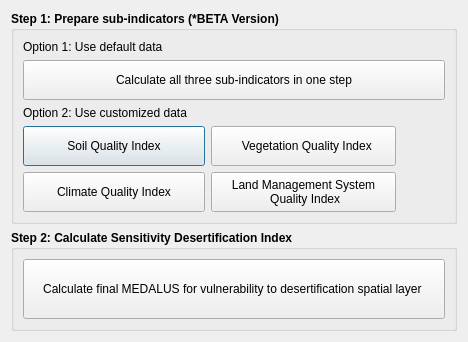
Old version of the form MISLAND/gui/DlgCalculateMedalus.ui in the repository LocateIT/trends.earth.
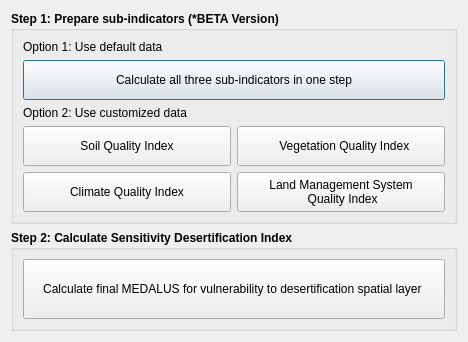
New version of the form.

Patch:
```diff
--- a/MISLAND/gui/DlgCalculateMedalus.ui
+++ b/MISLAND/gui/DlgCalculateMedalus.ui
@@ -35,7 +35,7 @@
       <string>Step 1: Prepare sub-indicators (*BETA Version)</string>
      </property>
      <layout class="QGridLayout" name="gridLayout_2">
-      <item row="1" column="1">
+      <item row="0" column="0">
        <widget class="QLabel" name="label">
         <property name="font">
          <font>
@@ -48,7 +48,32 @@
         </property>
        </widget>
       </item>
-      <item row="3" column="1" colspan="3">
+      <item row="1" column="0" colspan="2">
+       <widget class="QPushButton" name="btn_calculate_all">
+        <property name="sizePolicy">
+         <sizepolicy hsizetype="Minimum" vsizetype="Minimum">
+          <horstretch>0</horstretch>
+          <verstretch>0</verstretch>
+         </sizepolicy>
+        </property>
+        <property name="minimumSize">
+         <size>
+          <width>0</width>
+          <height>40</height>
+         </size>
+        </property>
+        <property name="font">
+         <font>
+          <weight>50</weight>
+          <bold>false</bold>
+         </font>
+        </property>
+        <property name="text">
+         <string>Calculate all three sub-indicators in one step</string>
+        </property>
+       </widget>
+      </item>
+      <item row="2" column="0">
        <widget class="QLabel" name="label_2">
         <property name="font">
          <font>
@@ -61,7 +86,7 @@
         </property>
        </widget>
       </item>
-      <item row="4" column="1">
+      <item row="3" column="0">
        <widget class="QPushButton" name="btn_calculate_sqi">
         <property name="sizePolicy">
          <sizepolicy hsizetype="Minimum" vsizetype="Minimum">
@@ -86,7 +111,32 @@
         </property>
        </widget>
       </item>
-      <item row="5" column="1">
+      <item row="3" column="1">
+       <widget class="QPushButton" name="btn_calculate_vqi">
+        <property name="sizePolicy">
+         <sizepolicy hsizetype="Minimum" vsizetype="Minimum">
+          <horstretch>0</horstretch>
+          <verstretch>0</verstretch>
+         </sizepolicy>
+        </property>
+        <property name="minimumSize">
+         <size>
+          <width>0</width>
+          <height>40</height>
+         </size>
+        </property>
+        <property name="font">
+         <font>
+          <weight>50</weight>
+          <bold>false</bold>
+         </font>
+        </property>
+        <property name="text">
+         <string>        Vegetation Quality Index      </string>
+        </property>
+       </widget>
+      </item>
+      <item row="4" column="0">
        <widget class="QPushButton" name="btn_calculate_cqi">
         <property name="sizePolicy">
          <sizepolicy hsizetype="Minimum" vsizetype="Minimum">
@@ -111,7 +161,7 @@
         </property>
        </widget>
       </item>
-      <item row="5" column="2">
+      <item row="4" column="1">
        <widget class="QPushButton" name="btn_calculate_aqi">
         <property name="sizePolicy">
          <sizepolicy hsizetype="Minimum" vsizetype="Minimum">
@@ -137,56 +187,6 @@
         </property>
        </widget>
       </item>
-      <item row="2" column="1" colspan="3">
-       <widget class="QPushButton" name="btn_calculate_all">
-        <property name="sizePolicy">
-         <sizepolicy hsizetype="Minimum" vsizetype="Minimum">
-          <horstretch>0</horstretch>
-          <verstretch>0</verstretch>
-         </sizepolicy>
-        </property>
-        <property name="minimumSize">
-         <size>
-          <width>0</width>
-          <height>40</height>
-         </size>
-        </property>
-        <property name="font">
-         <font>
-          <weight>50</weight>
-          <bold>false</bold>
-         </font>
-        </property>
-        <property name="text">
-         <string>Calculate all three sub-indicators in one step</string>
-        </property>
-       </widget>
-      </item>
-      <item row="4" column="2">
-       <widget class="QPushButton" name="btn_calculate_vqi">
-        <property name="sizePolicy">
-         <sizepolicy hsizetype="Minimum" vsizetype="Minimum">
-          <horstretch>0</horstretch>
-          <verstretch>0</verstretch>
-         </sizepolicy>
-        </property>
-        <property name="minimumSize">
-         <size>
-          <width>0</width>
-          <height>40</height>
-         </size>
-        </property>
-        <property name="font">
-         <font>
-          <weight>50</weight>
-          <bold>false</bold>
-         </font>
-        </property>
-        <property name="text">
-         <string>        Vegetation Quality Index      </string>
-        </property>
-       </widget>
-      </item>
      </layout>
     </widget>
    </item>
```
Left out of the diff: 4 changed lines with no effect on the pictures.
